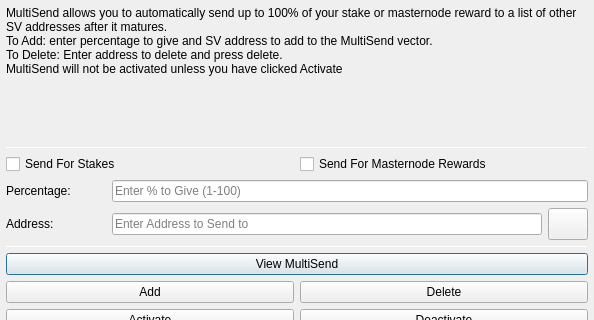
ZyX7/schain, file src/qt/forms/multisenddialog.ui: the form before one commit; both pictures show x 0 to 594 and y 0 to 320 of the 594 by 523 pixel window.
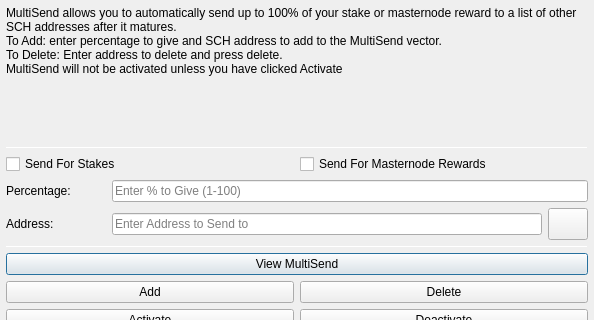
The form after the commit. Icons and pictures are not drawn.

```diff
--- a/src/qt/forms/multisenddialog.ui
+++ b/src/qt/forms/multisenddialog.ui
@@ -37,8 +37,8 @@
         <number>1</number>
        </property>
        <property name="text">
-        <string>MultiSend allows you to automatically send up to 100% of your stake or masternode reward to a list of other SV addresses after it matures.
-To Add: enter percentage to give and SV address to add to the MultiSend vector.
+        <string>MultiSend allows you to automatically send up to 100% of your stake or masternode reward to a list of other SCH addresses after it matures.
+To Add: enter percentage to give and SCH address to add to the MultiSend vector.
 To Delete: Enter address to delete and press delete.
 MultiSend will not be activated unless you have clicked Activate</string>
        </property>
```
Left out of the diff: 4 changed lines with no effect on the pictures.
